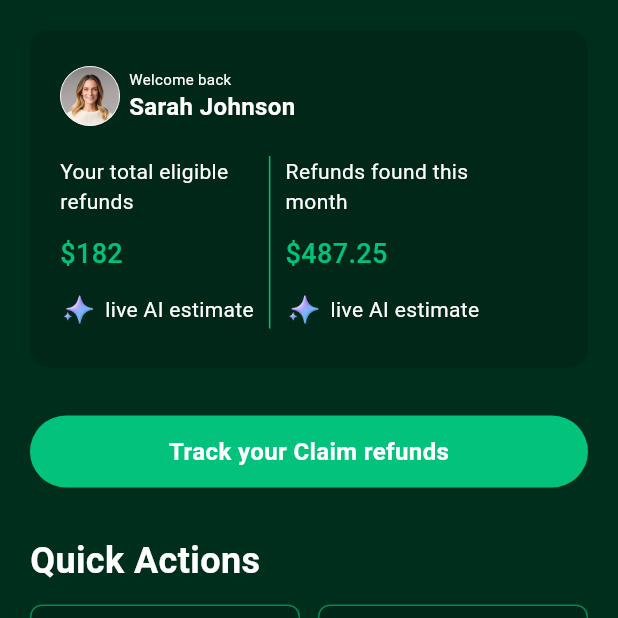
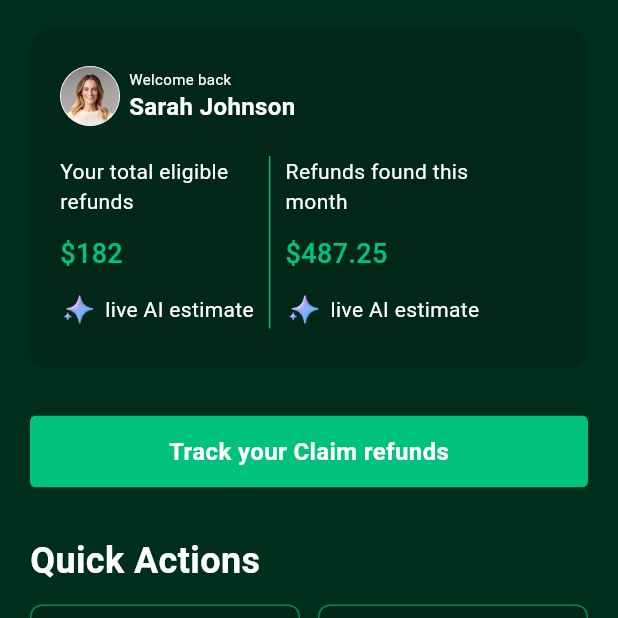
Before and after one commit to md-miyam/ref_ai_mts, a Flutter app: the HomeScreen screen opened directly, on a phone screen of 412 x 824 dp, the top half of it. Run offline on Flutter 3.47's test engine with Material 3 defaults, Android fonts, the phone set to English and light mode, and no system bars; our stand-ins replace get.

Commit message:
Results screen added

```diff
--- a/lib/main.dart
+++ b/lib/main.dart
@@ -19,6 +19,8 @@ class MyApp extends StatelessWidget {
       ),
       // home: BottomNev(),
       home: FirstSplashScreen(),
+      // initialRoute: RouteName.splashScreen,
+      // getPages: AppRoutes.appRoutes(),
     );
   }
 }
--- /dev/null
+++ b/lib/res/routes/routes.dart
@@ -0,0 +1,18 @@
+import 'package:get/get_navigation/src/routes/get_route.dart';
+import 'package:ref_ai/res/routes/routes_name.dart';
+import 'package:ref_ai/views/HomeScreen/home_screen.dart';
+import 'package:ref_ai/views/SplashScreen/first_splash_screen.dart';
+
+class AppRoutes {
+  static appRoutes() => [
+    GetPage(
+      name: RouteName.splashScreen,
+      page: () => FirstSplashScreen(),
+
+    ),
+    GetPage(
+      name: RouteName.homeScreen,
+      page: () => HomeScreen(),
+    ),
+  ];
+}
--- /dev/null
+++ b/lib/res/routes/routes_name.dart
@@ -0,0 +1,5 @@
+class RouteName{
+  static const String splashScreen = '/';
+  static const String homeScreen = '/home_screen';
+  static const String loginScreen = '/login_screen';
+}
--- a/lib/views/HomeScreen/home_screen.dart
+++ b/lib/views/HomeScreen/home_screen.dart
@@ -1,10 +1,12 @@
 import 'package:flutter/material.dart';
 import 'package:flutter/services.dart';
+import 'package:get/get.dart';
 import 'package:ref_ai/utils/app_color.dart';
-import 'package:ref_ai/views/HomeScreen/widget/aI_services_card.dart';
+import 'package:ref_ai/views/HomeScreen/widget/ai_services_card.dart';
 import 'package:ref_ai/views/HomeScreen/widget/custom_quick_actions_grid_view.dart';
-import 'package:ref_ai/views/HomeScreen/widget/new_opportunities_list_view.dart';
+import 'package:ref_ai/views/HomeScreen/widget/opportunities_list_view.dart';
 import 'package:ref_ai/views/HomeScreen/widget/refund_categories_list_view.dart';
+import 'package:ref_ai/views/MoneyRecoveryResultsScreen/money_recovery_results_screen.dart';
 import 'package:ref_ai/widget/custom_button.dart';
 import 'package:ref_ai/widget/custom_text.dart';
 
@@ -106,10 +108,17 @@ class _HomeScreenState extends State<HomeScreen> {
                 AiServicesCard(),
 
                 // Track your Claim refunds button
-                CustomButton(
-                  childText: 'Track your Claim refunds',
-                  borderRadius: 151,
-                  margin: 32,
+                Padding(
+                  padding: const EdgeInsets.symmetric(vertical: 32),
+                  child: CustomButton(
+                    childText: 'Track your Claim refunds',
+                    onTap: () {
+                      Get.to(
+                        MoneyRecoveryResultsScreen(),
+                        transition: Transition.cupertinoDialog,
+                      );
+                    },
+                  ),
                 ),
 
                 // Quick Actions text
@@ -154,7 +163,7 @@ class _HomeScreenState extends State<HomeScreen> {
                     physics: NeverScrollableScrollPhysics(),
                     itemBuilder: (context, index) {
                       final item = opportunitiesList[index];
-                      return NewOpportunitiesListView(
+                      return OpportunitiesListView(
                         title: item['title'],
                         subTitle: item['subTitle'],
                         leadingIcon: item['leadingIcon'],
--- a/lib/views/SplashScreen/first_splash_screen.dart
+++ b/lib/views/SplashScreen/first_splash_screen.dart
@@ -80,6 +80,7 @@ class _FirstSplashScreenState extends State<FirstSplashScreen> {
             Spacer(),
             // Button
             DualButton(
+              buttonHeight: 40,
               buttonChild: Padding(
                 padding: const EdgeInsets.all(8.0),
                 child: Icon(Icons.arrow_forward, color: AppColor.myWhite),
--- a/lib/views/SplashScreen/second_splash_screen.dart
+++ b/lib/views/SplashScreen/second_splash_screen.dart
@@ -105,6 +105,7 @@ class _SecondSplashScreenState extends State<SecondSplashScreen> {
 
             // Button's
             DualButton(
+              buttonHeight: 40,
               buttonChild: Padding(
                 padding: const EdgeInsets.all(8.0),
                 child: Icon(Icons.arrow_forward, color: AppColor.myWhite),
--- a/lib/widget/custom_button.dart
+++ b/lib/widget/custom_button.dart
@@ -2,44 +2,48 @@ import 'package:flutter/material.dart';
 import 'package:ref_ai/utils/app_color.dart';
 
 class CustomButton extends StatelessWidget {
-  final double? margin;
-  final double? height;
   final double? width;
-  final double? borderRadius;
-  final Color? color;
   final String childText;
   final double? childTextFontSize;
   final FontWeight? childTextFontWeight;
+  final void Function()? onTap;
 
   const CustomButton({
     super.key,
-    this.margin,
-    this.height,
     this.width,
-    this.color,
-    this.borderRadius,
     required this.childText,
     this.childTextFontSize,
     this.childTextFontWeight,
+    this.onTap,
   });
 
   @override
   Widget build(BuildContext context) {
-    return Container(
-      margin: EdgeInsets.symmetric(vertical: margin ?? 0),
-      height: height ?? 48,
+    return ClipRRect(
+      borderRadius: BorderRadius.circular(4),
+      child: Material(
+        color: AppColor.myGreen,
+        child: InkWell(
+          onTap: onTap,
+          splashColor: Colors.white12,
+          highlightColor: Colors.white10,
+          child: Container(
+            height: 48,
             width: width ?? double.infinity,
             decoration: BoxDecoration(
-        color: color ?? AppColor.secondaryColor,
-        borderRadius: BorderRadius.circular(borderRadius ?? 4),
+              // color: color ?? AppColor.secondaryColor,
+              borderRadius: BorderRadius.circular(4),
             ),
             child: Center(
               child: Text(
                 childText,
                 style: TextStyle(
-            color: AppColor.myWhite,
+                  color: AppColor.primaryTextColor,
                   fontSize: childTextFontSize ?? 16,
                   fontWeight: childTextFontWeight ?? FontWeight.w600,
+                ),
+              ),
+            ),
           ),
         ),
       ),
```
Also changed, not shown: lib/views/HomeScreen/widget/opportunities_list_view.dart (renamed from lib/views/HomeScreen/widget/new_opportunities_list_view.dart, +8 -8 lines), lib/views/MoneyRecoveryResultsScreen/money_recovery_results_screen.dart (added, +116 -0 lines), lib/widget/dual_button.dart (+13 -12 lines), lib/views/HomeScreen/widget/ai_services_card.dart (renamed from lib/views/HomeScreen/widget/aI_services_card.dart). Lines whose indentation alone changed are shown as unchanged.
